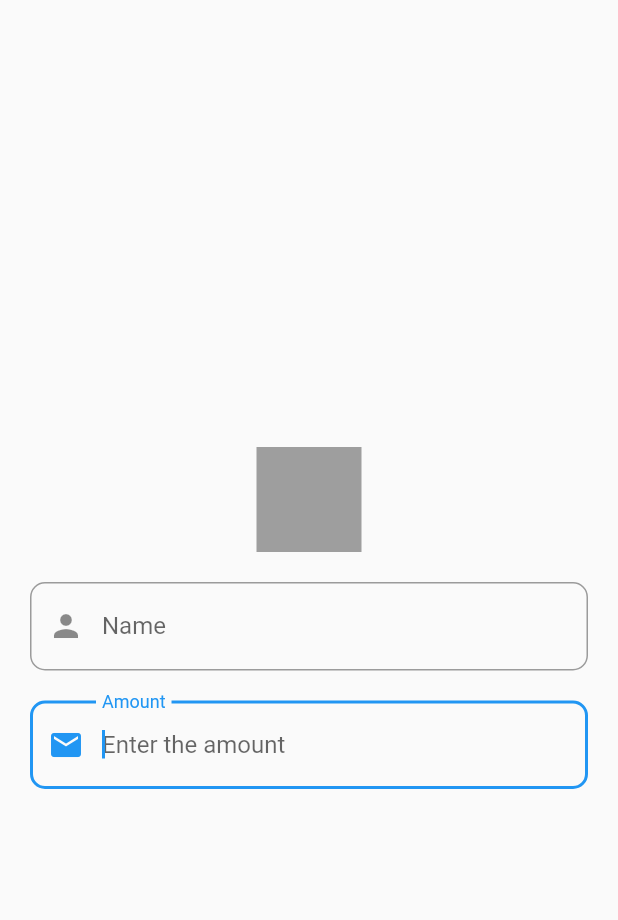
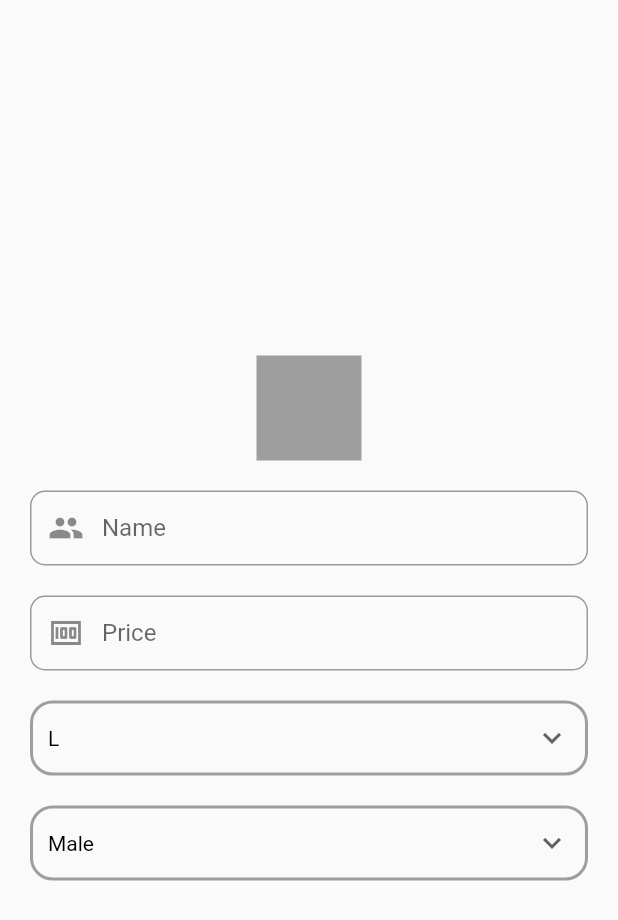
Before and after one commit to Genics85/fooseline-admin, a Flutter app: the screen it shows after launch, on a phone screen of 412 x 824 dp. Shown: the top 920 px of the screen. Run offline on Flutter 3.47's test engine with Material 2 defaults, Android fonts, the phone set to English and light mode, and no system bars.

Commit message:
page layout done,left with add button

```diff
--- a/lib/homepage.dart
+++ b/lib/homepage.dart
@@ -9,6 +9,10 @@ class HomePage extends StatefulWidget {
 }
 
 class _HomePageState extends State<HomePage> {
+  double textFieldHeight=50;
+  String dropDownSizeValue="L";
+  String dropDownGenderValue="Male";
+
   @override
   Widget build(BuildContext context) {
     return Scaffold(
@@ -32,34 +36,102 @@ class _HomePageState extends State<HomePage> {
                     ),
 
                     Container(
+                      height: textFieldHeight,
                       margin: EdgeInsets.only(top: 20),
                       child: TextFormField(
                           decoration: InputDecoration(
                             border: OutlineInputBorder(
-                              borderSide: BorderSide(color: Colors.white),
                               borderRadius: BorderRadius.circular(10.0),
                             ),
-                            prefixIcon: Icon(Icons.person),
+                            prefixIcon: Icon(Icons.people),
                             labelText: "Name",
                             hintText: "Enter Name",
                             // hintStyle: TextStyle(color: hintColor)
                           )),
                     ),
                     Container(
+                      height: textFieldHeight,
                       margin: EdgeInsets.only(top:20),
                       child: TextFormField(
-                          autofocus: true,
                           decoration: InputDecoration(
                             border: OutlineInputBorder(
-                              borderSide: BorderSide(color: Colors.white),
                               borderRadius: BorderRadius.circular(10.0),
                             ),
-                            prefixIcon: Icon(Icons.email),
-                            labelText: "Amount",
-                            hintText: "Enter the amount",
+                            prefixIcon: Icon(Icons.money),
+                            labelText: "Price",
+                            hintText: "Enter The Price",
                             // hintStyle: TextStyle(color: hintColor)
                           )),
                     ),
+                    const SizedBox(height:20),
+
+                      Container(
+                        height: textFieldHeight,
+                        padding: EdgeInsets.only(left: 10,right: 10),
+                        decoration: BoxDecoration(
+                          borderRadius: BorderRadius.circular(15),
+                          border: Border.all(
+                            color: Colors.grey,width: 2
+                          )
+                        ),
+                        child: DropdownButtonHideUnderline(
+                          child: DropdownButton<String>(
+                            isExpanded: true,
+                          value: dropDownSizeValue,
+                          icon: const Icon(Icons.expand_more),
+                          elevation: 16,
+                          style: const TextStyle(color: Colors.black),
+                          onChanged: (String? newValue) {
+                            setState(() {
+                              dropDownSizeValue = newValue!;
+                            });
+                          },
+                          items: <String>['L','S', 'XL', 'XXL']
+                              .map<DropdownMenuItem<String>>((String value) {
+                            return DropdownMenuItem<String>(
+                              value: value,
+                              child: Text(value),
+                            );
+                          }).toList(),
+                    ),
+                        ),
+                      ),
+                        Container(
+                          height: textFieldHeight,
+                          padding: EdgeInsets.all(10),
+                          margin: EdgeInsets.only(top: 20),
+                          decoration: BoxDecoration(
+                            borderRadius: BorderRadius.circular(15),
+                            border: Border.all(
+                              color: Colors.grey,width: 2
+                            )
+                          ),
+                          child: DropdownButtonHideUnderline(
+                            child: DropdownButton<String>(
+                              isExpanded: true,
+                              value: dropDownGenderValue,
+                              icon: const Icon(Icons.expand_more),
+                              elevation: 16,
+                              style: const TextStyle(color: Colors.black),
+                              underline: Container(
+                                height: 2,
+                                color: Colors.grey,
+                              ),
+                              onChanged: (String? newValue) {
+                                setState(() {
+                                  dropDownGenderValue = newValue!;
+                                });
+                              },
+                              items: <String>['Unisex','Male', 'Female', 'Kids']
+                                  .map<DropdownMenuItem<String>>((String value) {
+                                return DropdownMenuItem<String>(
+                                  value: value,
+                                  child: Text(value),
+                                );
+                              }).toList(),
+                            ),
+                          ),
+                        )
                   ],
                 ),
               ),
```
